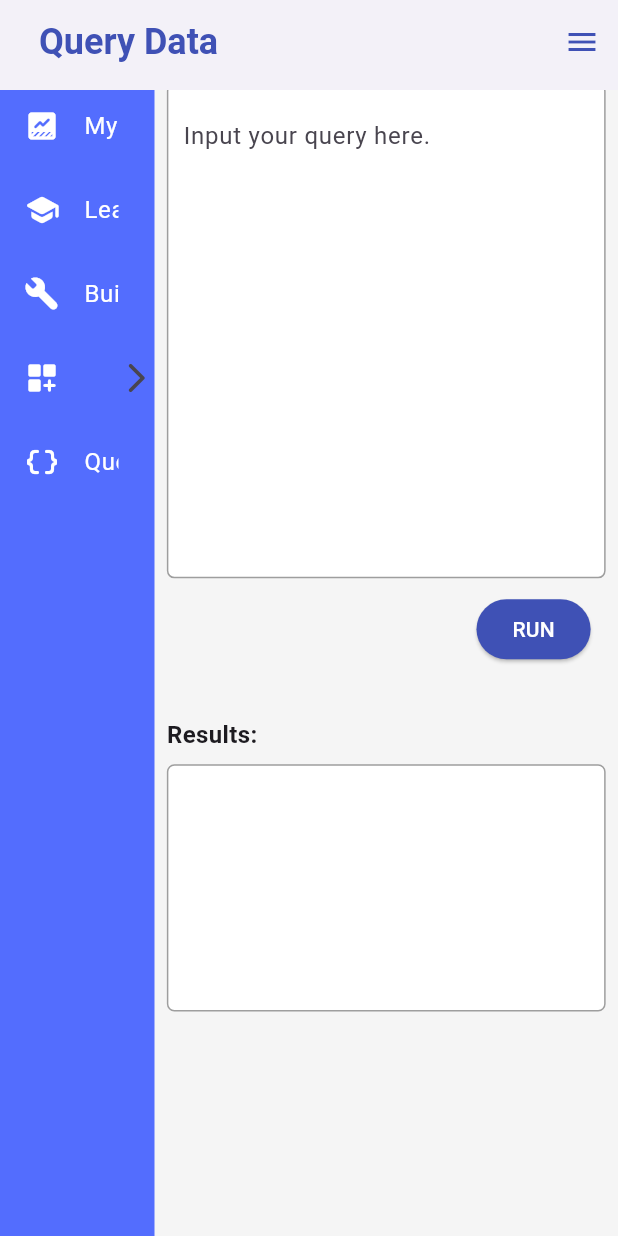
After one commit to lbrassfield/CGI, a Flutter app: the QueryData screen opened by its route, scrolled down 60 dp, after a tap on the "data thresholding" icon, on a phone screen of 412 x 824 dp. The commit adds this screen. Run offline on Flutter 3.47's test engine with Material 3 defaults, Android fonts, the phone set to English and light mode, and no system bars; our stand-ins replace cloud_firestore, cloud_functions, firebase_auth, firebase_core, google_fonts; accounts and stored records are empty.

Commit message:
built screen to query data in application

```diff
--- /dev/null
+++ b/lib/CustomerPages/Analytics/QueryData/query_data.dart
@@ -0,0 +1,228 @@
+import 'dart:convert';
+
+import 'package:cgi_app/AppBar/app_bar.dart';
+import 'package:cgi_app/CustomerPages/Analytics/data_table.dart';
+import 'package:cgi_app/CustomerPages/Sidebar/sidebar_v2.dart';
+import 'package:cgi_app/small_attributes.dart';
+import 'package:cloud_firestore/cloud_firestore.dart';
+import 'package:cloud_functions/cloud_functions.dart';
+import 'package:firebase_auth/firebase_auth.dart';
+import 'package:flutter/material.dart';
+import 'package:cgi_app/CustomerPages/Drawer/drawer.dart';
+import 'package:google_fonts/google_fonts.dart';
+
+class QueryData extends StatefulWidget {
+  const QueryData({Key? key}) : super(key: key);
+  @override
+  State<StatefulWidget> createState() {
+    return _QueryData();
+  }
+}
+
+class _QueryData extends State<QueryData> {
+  final FirebaseAuth auth = FirebaseAuth.instance;
+  final FirebaseFunctions function = FirebaseFunctions.instance;
+  final FirebaseFirestore db = FirebaseFirestore.instance;
+  bool selected = false;
+  bool loadData = false;
+  TextEditingController _queryString = TextEditingController();
+  late Future<dynamic> queryResult;
+  Future<dynamic> fetchData() async {
+    if (loadData == true) {
+      final response =
+          await CustomFunctions.getData(function, auth, db, _queryString.text);
+
+      if (response != null) {
+        return response;
+      } else {
+        return response;
+      }
+    } else {
+      DoNothingAction();
+    }
+  }
+
+  // @override
+  // void initState() {
+  //   super.initState();
+  //   queryResult = fetchData();
+  // }
+
+  @override
+  Widget build(BuildContext context) {
+    if (auth.currentUser == null) {
+      return const Text("The user is not authenticated properly.");
+    } else {
+      return Scaffold(
+        backgroundColor: Colors.grey[100],
+        appBar: const PreferredSize(
+            preferredSize: Size.fromHeight(60),
+            child: MyAppBar(
+              pageName: "Query Data",
+            )),
+        endDrawer: const MyDrawer(),
+        body: SingleChildScrollView(
+          child: Row(
+            crossAxisAlignment: CrossAxisAlignment.start,
+            children: [
+              const SideBarWidget(),
+              Expanded(
+                child: LayoutBuilder(
+                  builder: ((context, constraints) {
+                    return Column(
+                      children: [
+                        const ThreePercentVertSizedBox(),
+                        Row(
+                          mainAxisAlignment: MainAxisAlignment.start,
+                          children: [
+                            SizedBox(
+                              width: MediaQuery.of(context).size.width * 0.02,
+                            ),
+                            const Text(
+                              "Query (BigQuery Syntax):",
+                              style: TextStyle(
+                                  fontWeight: FontWeight.bold, fontSize: 16),
+                            ),
+                          ],
+                        ),
+                        const OnePercentVertSizedBox(),
+                        Container(
+                          width: constraints.maxWidth -
+                              MediaQuery.of(context).size.width * 0.04,
+                          height: MediaQuery.of(context).size.height * 0.4,
+                          decoration: BoxDecoration(
+                            color: Colors.white,
+                            borderRadius:
+                                const BorderRadius.all(Radius.circular(5)),
+                            border: Border.all(
+                              color: Colors.grey, // Border color
+                              width: 1.0, // Border width
+                            ),
+                          ),
+                          child: Padding(
+                            padding: const EdgeInsets.all(10.0),
+                            child: TextField(
+                              style: GoogleFonts.courierPrime(),
+                              keyboardType: TextInputType.multiline,
+                              maxLines: null,
+                              controller: _queryString,
+                              decoration: const InputDecoration(
+                                  hintText: "Input your query here.",
+                                  border: InputBorder.none),
+                            ),
+                          ),
+                        ),
+                        Row(
+                          mainAxisAlignment: MainAxisAlignment.end,
+                          children: [
+                            Padding(
+                              padding: const EdgeInsets.all(10),
+                              child: ElevatedButton(
+                                style: ElevatedButton.styleFrom(
+                                    foregroundColor: Colors.black,
+                                    backgroundColor: Colors.indigo),
+                                child: const Text(
+                                  "RUN",
+                                  style: TextStyle(color: Colors.white),
+                                ),
+                                onPressed: () {
+                                  loadData = true;
+                                  setState(() {
+                                    queryResult = fetchData();
+                                  });
+                                },
+                              ),
+                            ),
+                            SizedBox(
+                              width: MediaQuery.of(context).size.width * 0.02,
+                            ),
+                          ],
+                        ),
+                        const ThreePercentVertSizedBox(),
+                        Row(
+                          mainAxisAlignment: MainAxisAlignment.start,
+                          children: [
+                            SizedBox(
+                              width: MediaQuery.of(context).size.width * 0.02,
+                            ),
+                            const Text(
+                              "Results:",
+                              style: TextStyle(
+                                  fontWeight: FontWeight.bold, fontSize: 16),
+                            ),
+                          ],
+                        ),
+                        const OnePercentVertSizedBox(),
+                        Container(
+                          width: constraints.maxWidth -
+                              MediaQuery.of(context).size.width * 0.04,
+                          height: MediaQuery.of(context).size.height * 0.2,
+                          decoration: BoxDecoration(
+                            color: Colors.white,
+                            borderRadius:
+                                const BorderRadius.all(Radius.circular(5)),
+                            border: Border.all(
+                              color: Colors.grey, // Border color
+                              width: 1.0, // Border width
+                            ),
+                          ),
+                          child: FutureBuilder(
+                            future: fetchData(),
+                            builder: (context, snapshot) {
+                              switch (snapshot.connectionState) {
+                                case ConnectionState.none:
+                                case ConnectionState.waiting:
+                                  return Column(
+                                    children: [
+                                      const ThreePercentVertSizedBox(),
+                                      CircularProgress(
+                                          color: Colors.indigo,
+                                          height: MediaQuery.of(context)
+                                                  .size
+                                                  .height *
+                                              0.02),
+                                    ],
+                                  );
+                                default:
+                                  if (snapshot.hasError) {
+                                    return const Center(
+                                      child: Text("Error...",
+                                          style:
+                                              TextStyle(color: Colors.indigo)),
+                                    );
+                                  }
+                              }
+                              if (!snapshot.hasData) {
+                                return const Center(
+                                  child: Text(
+                                    "No Data...",
+                                    style: TextStyle(color: Colors.white),
+                                  ),
+                                );
+                              } else {
+                                print(snapshot.data);
+                                if (snapshot.data.substring(0, 5) != 'Error') {
+                                  print(snapshot.data);
+                                  return DynamicDataTable(
+                                      jsonDecode(snapshot.data));
+                                } else {
+                                  print(snapshot.data);
+                                  return Text(
+                                      'There was an error: ${snapshot.data}');
+                                }
+                              }
+                            },
+                          ),
+                        ),
+                      ],
+                    );
+                  }),
+                ),
+              ),
+            ],
+          ),
+        ),
+      );
+    }
+  }
+}
--- a/lib/CustomerPages/ApplicationSettings/application_settings.dart
+++ b/lib/CustomerPages/ApplicationSettings/application_settings.dart
@@ -34,6 +34,7 @@ class _ApplicationSettings extends State<ApplicationSettings> {
                       height: MediaQuery.of(context).size.height * 0.10,
                     ),
                     const GeneralSettings(),
+                    const OnePercentVertSizedBox(),
                     const BillingSettings(),
                     const IngestionSettings(),
                   ],
--- a/lib/CustomerPages/ApplicationSettings/general_settings.dart
+++ b/lib/CustomerPages/ApplicationSettings/general_settings.dart
@@ -28,6 +28,8 @@ class _GeneralSettings extends State<GeneralSettings> {
         iconColor: Colors.white,
         textColor: Colors.white,
         collapsedIconColor: Colors.white,
+        collapsedShape: const ContinuousRectangleBorder(
+            borderRadius: BorderRadius.all(Radius.circular(20))),
         title: const Text(
           "General Settings",
           style: TextStyle(
--- a/lib/CustomerPages/Drawer/drawer.dart
+++ b/lib/CustomerPages/Drawer/drawer.dart
@@ -77,8 +77,7 @@ class _MyDrawerState extends State<MyDrawer> {
                         return const Column(
                           children: [
                             FivePercentVertSizedBox(),
-                            CircularProgress(
-                                color: Colors.white, height: 10, width: 10),
+                            CircularProgress(color: Colors.white, height: 10),
                           ],
                         );
                       default:
--- /dev/null
+++ b/lib/CustomerPages/Sidebar/sidebar_list_tiles.dart
@@ -0,0 +1,39 @@
+import 'package:flutter/material.dart';
+
+class SideBarListTile extends StatefulWidget {
+  final bool selected;
+  final String listTileText;
+  final IconData icon;
+  final VoidCallback onTap;
+
+  const SideBarListTile(
+      {Key? key,
+      required this.selected,
+      required this.listTileText,
+      required this.icon,
+      required this.onTap})
+      : super(key: key);
+
+  @override
+  State<SideBarListTile> createState() => _SideBarListTileWidgetState();
+}
+
+class _SideBarListTileWidgetState extends State<SideBarListTile> {
+  @override
+  Widget build(BuildContext context) {
+    return ListTile(
+        hoverColor: Colors.indigo,
+        leading: Icon(
+          widget.icon,
+          color: Colors.white,
+        ),
+        title: widget.selected
+            ? Text(
+                widget.listTileText,
+                style: const TextStyle(color: Colors.white),
+                softWrap: false,
+              )
+            : const Text(""),
+        onTap: widget.onTap);
+  }
+}
--- /dev/null
+++ b/lib/CustomerPages/Sidebar/sidebar_v2.dart
@@ -0,0 +1,155 @@
+import 'package:cgi_app/CustomerPages/Sidebar/sidebar_list_tiles.dart';
+import 'package:flutter/material.dart';
+
+class SideBarWidget extends StatefulWidget {
+  const SideBarWidget({Key? key}) : super(key: key);
+
+  @override
+  State<SideBarWidget> createState() => _SideBarWidgetState();
+}
+
+class _SideBarWidgetState extends State<SideBarWidget> {
+  bool selected = false;
+  String selectedMenuItem = 'Option 1';
+  @override
+  Widget build(BuildContext context) {
+    return GestureDetector(
+      onTap: () {
+        setState(() {
+          selected = !selected;
+        });
+      },
+      child: AnimatedContainer(
+        height: MediaQuery.of(context).size.height * 1.0,
+        width: selected
+            ? MediaQuery.of(context).size.width * 0.25
+            : MediaQuery.of(context).size.width * 0.05,
+        color: selected ? Colors.indigoAccent : Colors.indigo,
+        alignment: selected ? Alignment.center : AlignmentDirectional.topCenter,
+        duration: const Duration(milliseconds: 200),
+        curve: Curves.fastOutSlowIn,
+        child: ListView(children: [
+          ListTile(
+            hoverColor: Colors.indigo,
+            leading: Icon(
+              selected
+                  ? Icons.arrow_back_ios_new_rounded
+                  : Icons.arrow_forward_ios_rounded,
+              color: Colors.white,
+            ),
+          ),
+          SideBarListTile(
+            selected: selected,
+            listTileText: "My Default Dashboard",
+            icon: Icons.data_thresholding_rounded,
+            onTap: () {
+              if (selected) {
+                Navigator.pushNamed(context, '/Analytics');
+              } else {
+                setState(() {
+                  selected = !selected;
+                });
+              }
+            },
+          ),
+          SideBarListTile(
+            selected: selected,
+            listTileText: "Learning Kit",
+            icon: Icons.school_rounded,
+            onTap: () {
+              if (selected) {
+                Navigator.pushNamed(context, '/Analytics');
+              } else {
+                setState(() {
+                  selected = !selected;
+                });
+              }
+            },
+          ),
+          SideBarListTile(
+            selected: selected,
+            listTileText: "Build Visualizations",
+            icon: Icons.build_rounded,
+            onTap: () {
+              if (selected) {
+                Navigator.pushNamed(context, '/Analytics');
+              } else {
+                setState(() {
+                  selected = !selected;
+                });
+              }
+            },
+          ),
+          ListTile(
+            hoverColor: Colors.indigo,
+            leading: const Icon(
+              Icons.dashboard_customize_rounded,
+              color: Colors.white,
+            ),
+            title: selected
+                ? const Text(
+                    "Custom Dashboards",
+                    style: TextStyle(color: Colors.white),
+                    softWrap: false,
+                  )
+                : const Text(""),
+            onTap: () {
+              if (selected) {
+              } else {
+                setState(() {
+                  selected = !selected;
+                });
+              }
+            },
+            trailing: selected
+                ? SizedBox(
+                    width: MediaQuery.of(context).size.width * 0.02,
+                    child: PopupMenuButton(
+                      color: Colors.white,
+                      icon: const Icon(Icons.arrow_forward_ios_rounded),
+                      itemBuilder: (context) {
+                        return [
+                          PopupMenuItem(
+                            value: 'Option 1',
+                            child: const Text('Option 1'),
+                            onTap: () =>
+                                {Navigator.pushNamed(context, '/Analytics')},
+                          ),
+                          PopupMenuItem(
+                            value: 'Option 2',
+                            child: const Text('Option 2'),
+                            onTap: () =>
+                                {Navigator.pushNamed(context, '/Analytics')},
+                          ),
+                          PopupMenuItem(
+                            value: 'Option 3',
+                            child: const Text(
+                                'This is a longer dashboard name because I want to see how far it expands the box.'),
+                            onTap: () =>
+                                {Navigator.pushNamed(context, '/Analytics')},
+                          ),
+                        ];
+                      },
+                    ),
+                  )
+                : null,
+          ),
+          SideBarListTile(
+            selected: selected,
+            listTileText: "Query Data",
+            icon: Icons.data_object_rounded,
+            onTap: () {
+              if (selected) {
+                Navigator.pushNamed(context, '/QueryData');
+              } else {
+                setState(() {
+                  selected = !selected;
+                });
+              }
+            },
+          ),
+        ]),
+      ),
+    );
+  }
+}
--- a/lib/route_generator.dart
+++ b/lib/route_generator.dart
@@ -1,3 +1,4 @@
+import 'package:cgi_app/CustomerPages/Analytics/QueryData/query_data.dart';
 import 'package:cgi_app/CustomerPages/Analytics/analytics.dart';
 import 'package:cgi_app/CustomerPages/BillingHistory/billing_history.dart';
 import 'package:cgi_app/CustomerPages/DataIngestionHistory/data_ingestion_history.dart';
@@ -25,6 +26,9 @@ class RouteGenerator {
       case '/Analytics':
         return MaterialPageRoute(
             builder: (_) => const Analytics(), settings: settings);
+      case '/QueryData':
+        return MaterialPageRoute(
+            builder: (_) => const QueryData(), settings: settings);
       case '/BillingHistory':
         return MaterialPageRoute(
             builder: (_) => BillingHistory(), settings: settings);
--- a/pubspec.yaml
+++ b/pubspec.yaml
@@ -43,7 +43,8 @@ dependencies:
   extension_google_sign_in_as_googleapis_auth: ^2.0.11
   googleapis_auth: ^1.4.1
   cloud_functions: ^4.5.3
-  collapsible_sidebar: ^2.0.7
+  syncfusion_flutter_charts: ^23.2.6
+  google_fonts: ^6.1.0
 
 dev_dependencies:
   flutter_test:
```
Also changed, not shown: lib/CustomerPages/Analytics/analytics.dart (+15 -8 lines), lib/CustomerPages/Analytics/data_table.dart (+6 -1 lines), lib/CustomerPages/BillingHistory/billing_history.dart (+10 -20 lines), lib/CustomerPages/Sidebar/sidebar.dart (deleted, +0 -119 lines), lib/small_attributes.dart (+4 -7 lines), lib/CustomerPages/Analytics/QueryData/query_result.dart (added), lib/CustomerPages/Analytics/QueryData/query_text.dart (added), pubspec.lock, 2 other files.
